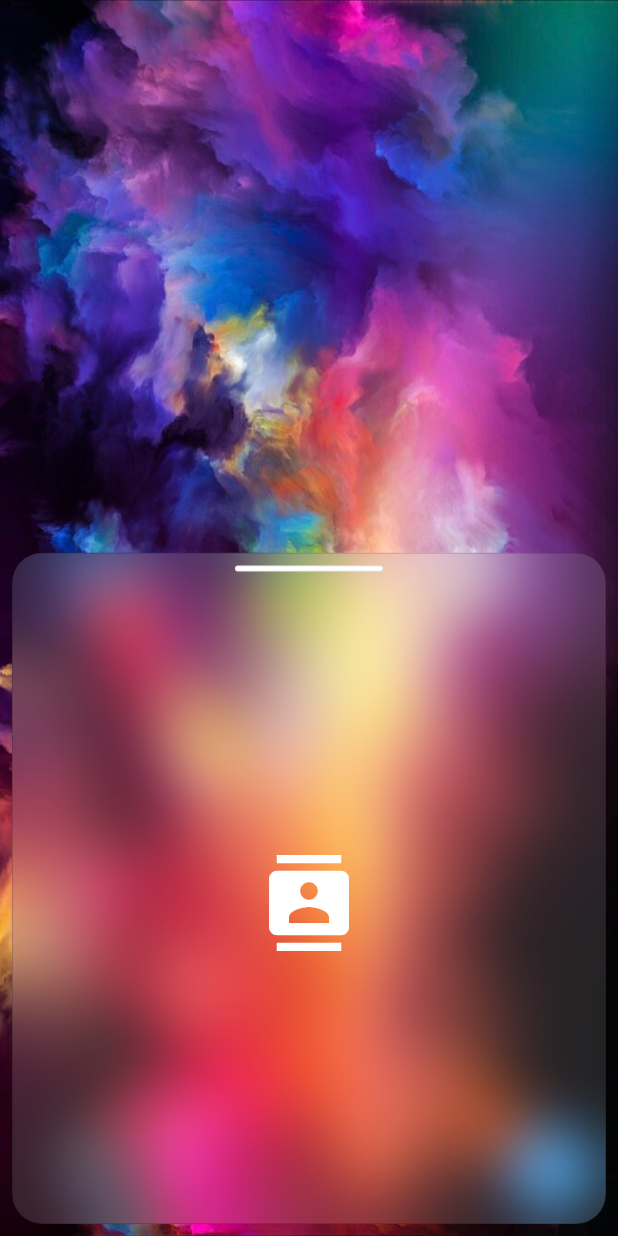
After one commit to alex-melnyk/music_app, a Flutter app: the CustomScreen screen opened directly, after a tap on the "tab" icon, on a phone screen of 412 x 824 dp. The commit adds this screen. Run offline on Flutter 3.47's test engine with Material 2 defaults, Android fonts, the phone set to English and light mode, and no system bars; our stand-ins replace flutter_icons.

Commit message:
Modal example added.

```diff
--- a/lib/main.dart
+++ b/lib/main.dart
@@ -1,5 +1,7 @@
 import 'package:flutter/material.dart';
 import 'package:music_app/screens/screens.dart';
+
+import 'screens/modal_example.dart';
 
 void main() {
   runApp(MaterialApp(
--- /dev/null
+++ b/lib/screens/modal_example.dart
@@ -0,0 +1,95 @@
+import 'dart:ui';
+
+import 'package:flutter/material.dart';
+
+class CustomScreen extends StatefulWidget {
+  CustomScreen({Key key}) : super(key: key);
+
+  @override
+  _CustomScreenState createState() => _CustomScreenState();
+}
+
+class _CustomScreenState extends State<CustomScreen> {
+  @override
+  Widget build(BuildContext context) {
+    return Scaffold(
+      body: Container(
+        decoration: BoxDecoration(
+          image: DecorationImage(
+            image: AssetImage('assets/images/wall.jpg'),
+            fit: BoxFit.cover,
+          ),
+        ),
+      ),
+      floatingActionButton: FloatingActionButton(
+        onPressed: _handleButtonPressed,
+        child: Icon(Icons.tab_rounded),
+      ),
+    );
+  }
+
+  void _handleButtonPressed() {
+    showModalBottomSheet(
+      context: context,
+      backgroundColor: Colors.transparent,
+      barrierColor: Colors.transparent,
+      builder: (context) {
+        return Container(
+          margin: EdgeInsets.all(8),
+          child: ClipRRect(
+            borderRadius: BorderRadius.all(Radius.circular(20)),
+            child: BackdropFilter(
+              filter: ImageFilter.blur(
+                sigmaX: 20.0,
+                sigmaY: 20.0,
+              ),
+              child: Container(
+                decoration: BoxDecoration(
+                  color: Colors.white12,
+                  borderRadius: BorderRadius.all(Radius.circular(20)),
+                  border: Border.all(
+                    color: Colors.black26,
+                    width: 0.5,
+                  ),
+                ),
+                child: Column(
+                  children: [
+                    Center(
+                      child: FractionallySizedBox(
+                        widthFactor: 0.25,
+                        child: Container(
+                          margin: const EdgeInsets.symmetric(
+                            vertical: 8,
+                          ),
+                          height: 4,
+                          decoration: BoxDecoration(
+                            color: Colors.white,
+                            borderRadius: BorderRadius.circular(2),
+                            border: Border.all(
+                              color: Colors.black12,
+                              width: 0.5,
+                            ),
+                          ),
+                        ),
+                      ),
+                    ),
+                    Expanded(
+                      child: Container(
+                        alignment: Alignment.center,
+                        child: Icon(
+                          Icons.contacts,
+                          color: Colors.white,
+                          size: 64,
+                        ),
+                      ),
+                    ),
+                  ],
+                ),
+              ),
+            ),
+          ),
+        );
+      },
+    );
+  }
+}
--- a/lib/screens/screens.dart
+++ b/lib/screens/screens.dart
@@ -1 +1,3 @@
 export 'home.dart';
+export 'modal_example.dart';
+export 'profile.dart';
```
Also changed, not shown: assets/images/wall.jpg (added).
